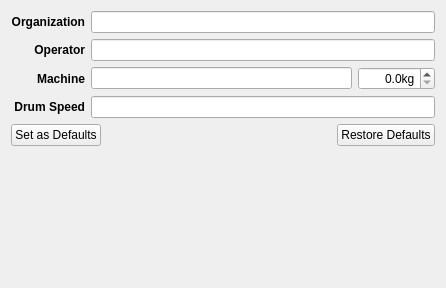
Above: src/ui/SetupWidget.ui from artisan-roaster-scope/artisan before the change. Below: the same form after it.
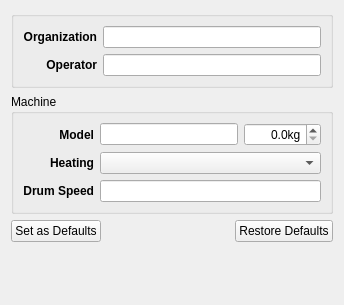
That is the form after the change.

Commit message: adds heating type to machine setup

The edit to the form file:
```diff
--- a/src/ui/SetupWidget.ui
+++ b/src/ui/SetupWidget.ui
@@ -6,8 +6,8 @@
    <rect>
     <x>0</x>
     <y>0</y>
-    <width>446</width>
-    <height>288</height>
+    <width>344</width>
+    <height>305</height>
    </rect>
   </property>
   <property name="windowTitle">
@@ -15,7 +15,48 @@
   </property>
   <layout class="QVBoxLayout" name="verticalLayout">
    <item>
+    <widget class="QGroupBox" name="groupBox">
+     <property name="title">
+      <string/>
+     </property>
+     <layout class="QHBoxLayout" name="horizontalLayout_3">
+      <item>
     <layout class="QGridLayout" name="gridLayout">
+        <item row="0" column="0">
+         <widget class="QLabel" name="labelOrganization">
+          <property name="font">
+           <font>
+            <weight>75</weight>
+            <bold>true</bold>
+           </font>
+          </property>
+          <property name="toolTip">
+           <string notr="true"/>
+          </property>
+          <property name="text">
+           <string notr="true">Organization</string>
+          </property>
+          <property name="alignment">
+           <set>Qt::AlignRight|Qt::AlignTrailing|Qt::AlignVCenter</set>
+          </property>
+         </widget>
+        </item>
+        <item row="0" column="1" colspan="2">
+         <widget class="QLineEdit" name="lineEditOrganization">
+          <property name="sizePolicy">
+           <sizepolicy hsizetype="Expanding" vsizetype="Fixed">
+            <horstretch>1</horstretch>
+            <verstretch>0</verstretch>
+           </sizepolicy>
+          </property>
+          <property name="toolTip">
+           <string notr="true"/>
+          </property>
+          <property name="text">
+           <string notr="true"/>
+          </property>
+         </widget>
+        </item>
      <item row="1" column="0">
       <widget class="QLabel" name="labelOperator">
        <property name="font">
@@ -35,7 +76,42 @@
        </property>
       </widget>
      </item>
-     <item row="3" column="0">
+        <item row="1" column="1" colspan="2">
+         <widget class="QLineEdit" name="lineEditOperator">
+          <property name="sizePolicy">
+           <sizepolicy hsizetype="Expanding" vsizetype="Fixed">
+            <horstretch>1</horstretch>
+            <verstretch>0</verstretch>
+           </sizepolicy>
+          </property>
+          <property name="toolTip">
+           <string notr="true"/>
+          </property>
+          <property name="text">
+           <string notr="true"/>
+          </property>
+         </widget>
+        </item>
+       </layout>
+      </item>
+     </layout>
+    </widget>
+   </item>
+   <item>
+    <widget class="QGroupBox" name="groupBoxMachine">
+     <property name="toolTip">
+      <string notr="true"/>
+     </property>
+     <property name="accessibleDescription">
+      <string notr="true"/>
+     </property>
+     <property name="title">
+      <string notr="true">Machine</string>
+     </property>
+     <layout class="QHBoxLayout" name="horizontalLayout_2">
+      <item>
+       <layout class="QGridLayout" name="gridLayoutMachine">
+        <item row="2" column="0">
       <widget class="QLabel" name="labelDrumSpeed">
        <property name="font">
         <font>
@@ -54,7 +130,7 @@
        </property>
       </widget>
      </item>
-     <item row="2" column="1">
+        <item row="0" column="1">
       <widget class="QLineEdit" name="lineEditMachine">
        <property name="toolTip">
         <string notr="true"/>
@@ -64,45 +140,7 @@
        </property>
       </widget>
      </item>
-     <item row="2" column="0">
-      <widget class="QLabel" name="labelMachine">
-       <property name="font">
-        <font>
-         <weight>75</weight>
-         <bold>true</bold>
-        </font>
-       </property>
-       <property name="toolTip">
-        <string notr="true"/>
-       </property>
-       <property name="text">
-        <string notr="true">Machine</string>
-       </property>
-       <property name="alignment">
-        <set>Qt::AlignRight|Qt::AlignTrailing|Qt::AlignVCenter</set>
-       </property>
-      </widget>
-     </item>
-     <item row="0" column="0">
-      <widget class="QLabel" name="labelOrganization">
-       <property name="font">
-        <font>
-         <weight>75</weight>
-         <bold>true</bold>
-        </font>
-       </property>
-       <property name="toolTip">
-        <string notr="true"/>
-       </property>
-       <property name="text">
-        <string notr="true">Organization</string>
-       </property>
-       <property name="alignment">
-        <set>Qt::AlignRight|Qt::AlignTrailing|Qt::AlignVCenter</set>
-       </property>
-      </widget>
-     </item>
-     <item row="2" column="2">
+        <item row="0" column="2">
       <widget class="QDoubleSpinBox" name="doubleSpinBoxRoasterSize">
        <property name="toolTip">
         <string notr="true"/>
@@ -121,27 +159,26 @@
        </property>
       </widget>
      </item>
-     <item row="1" column="1" colspan="2">
-      <widget class="QLineEdit" name="lineEditOperator">
-       <property name="toolTip">
-        <string notr="true"/>
-       </property>
-       <property name="text">
-        <string notr="true"/>
-       </property>
-      </widget>
-     </item>
-     <item row="0" column="1" colspan="2">
-      <widget class="QLineEdit" name="lineEditOrganization">
+        <item row="0" column="0">
+         <widget class="QLabel" name="labelMachine">
+          <property name="font">
+           <font>
+            <weight>75</weight>
+            <bold>true</bold>
+           </font>
+          </property>
        <property name="toolTip">
         <string notr="true"/>
        </property>
        <property name="text">
-        <string notr="true"/>
-       </property>
-      </widget>
-     </item>
-     <item row="3" column="1" colspan="2">
+           <string notr="true">Model</string>
+          </property>
+          <property name="alignment">
+           <set>Qt::AlignRight|Qt::AlignTrailing|Qt::AlignVCenter</set>
+          </property>
+         </widget>
+        </item>
+        <item row="2" column="1" colspan="2">
       <widget class="QLineEdit" name="lineEditDrumSpeed">
        <property name="toolTip">
         <string notr="true"/>
@@ -151,7 +188,32 @@
        </property>
       </widget>
      </item>
-    </layout>
+        <item row="1" column="0">
+         <widget class="QLabel" name="labelHeating">
+          <property name="font">
+           <font>
+            <weight>75</weight>
+            <bold>true</bold>
+           </font>
+          </property>
+          <property name="accessibleDescription">
+           <string notr="true"/>
+          </property>
+          <property name="text">
+           <string notr="true">Heating</string>
+          </property>
+          <property name="alignment">
+           <set>Qt::AlignRight|Qt::AlignTrailing|Qt::AlignVCenter</set>
+          </property>
+         </widget>
+        </item>
+        <item row="1" column="1" colspan="2">
+         <widget class="QComboBox" name="comboBoxHeating"/>
+        </item>
+       </layout>
+      </item>
+     </layout>
+    </widget>
    </item>
    <item>
     <layout class="QHBoxLayout" name="horizontalLayout">
```
Left out of the diff: 13 changed lines with no effect on the pictures. Lines whose indentation alone changed are shown as unchanged. The commit also changes 36 other files.
